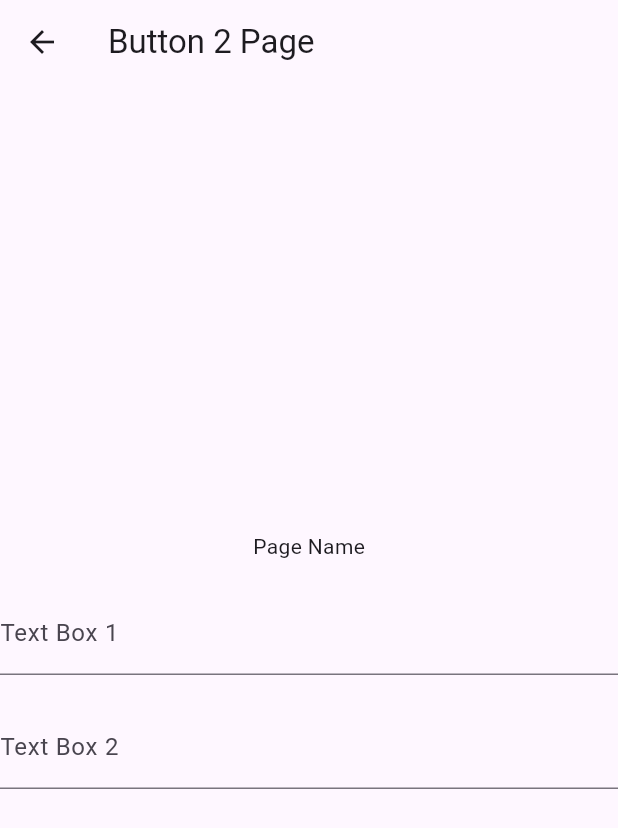
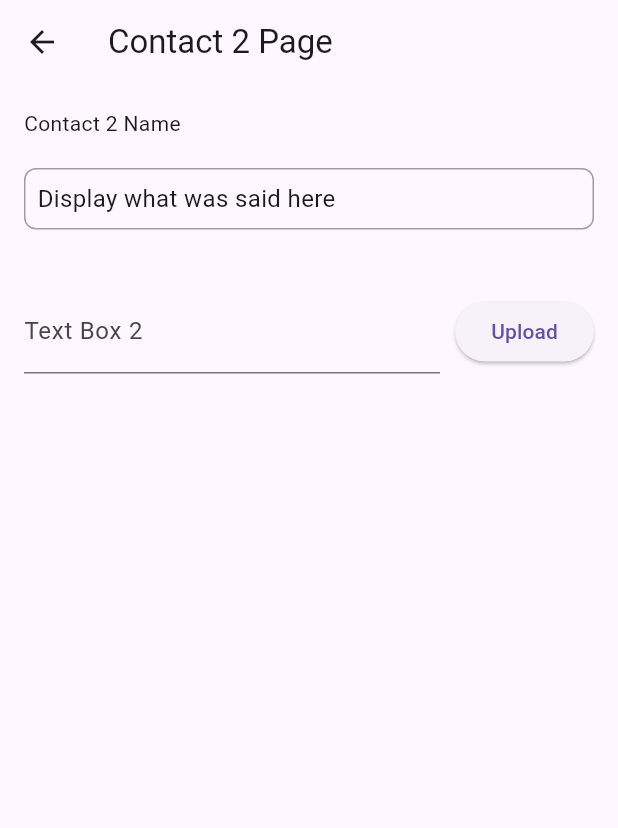
Before and after one commit to jibunorp2/ASE-485-Group-Project, a Flutter app: the SecondPage screen opened directly, after a tap on "Contact 2", on a phone screen of 412 x 824 dp. Shown: the top 828 px of the screen. Run offline on Flutter 3.47's test engine with Material 3 defaults, Android fonts, the phone set to English and light mode, and no system bars.

Commit message:
A bit more progress

```diff
--- a/bookme/lib/main.dart
+++ b/bookme/lib/main.dart
@@ -1,34 +1,38 @@
 import 'package:flutter/material.dart';
 
 void main() {
-  runApp(MyApp());
+  runApp(const MyApp());
 }
 
 class MyApp extends StatelessWidget {
+  const MyApp({super.key});
+
   @override
   Widget build(BuildContext context) {
-    return MaterialApp(
+    return const MaterialApp(
       home: HomePage(),
     );
   }
 }
 
 class HomePage extends StatelessWidget {
+  const HomePage({super.key});
+
   @override
   Widget build(BuildContext context) {
     return Scaffold(
       appBar: AppBar(
-        title: Text('Home Page'),
+        title: const Text('Login/Register Page'),
       ),
       body: Center(
         child: ElevatedButton(
           onPressed: () {
             Navigator.push(
               context,
-              MaterialPageRoute(builder: (context) => SecondPage()),
+              MaterialPageRoute(builder: (context) => const SecondPage()),
             );
           },
-          child: Text('Go to Second Page'),
+          child: const Text('Log In'),
         ),
       ),
     );
@@ -36,104 +40,115 @@ class HomePage extends StatelessWidget {
 }
 
 class SecondPage extends StatelessWidget {
+  const SecondPage({super.key});
+
   @override
   Widget build(BuildContext context) {
     return Scaffold(
       appBar: AppBar(
-        title: Text('Second Page'),
+        title: const Text('Contacts'),
       ),
       body: Center(
         child: Column(
           mainAxisAlignment: MainAxisAlignment.center,
           children: [
-            Text('Page Name'),
-            SizedBox(height: 20),
+            const Text('Contacts'),
+            const SizedBox(height: 20),
             ElevatedButton(
               onPressed: () {
                 Navigator.push(
                   context,
                   MaterialPageRoute(
-                      builder: (context) => ThirdPage(buttonNumber: 1)),
+                      builder: (context) => const ThirdPage(buttonNumber: 1)),
                 );
               },
-              child: Text('Contact 1'),
+              child: const Text('Contact 1'),
             ),
-            SizedBox(height: 10),
+            const SizedBox(height: 10),
             ElevatedButton(
               onPressed: () {
                 Navigator.push(
                   context,
                   MaterialPageRoute(
-                      builder: (context) => ThirdPage(buttonNumber: 2)),
+                      builder: (context) => const ThirdPage(buttonNumber: 2)),
                 );
               },
-              child: Text('Contact 2'),
+              child: const Text('Contact 2'),
             ),
-            SizedBox(height: 10),
-            ElevatedButton(
+            // ... (Other buttons for contacts)
+          ],
+        ),
+      ),
+      floatingActionButton: FloatingActionButton(
         onPressed: () {
           Navigator.push(
             context,
-                  MaterialPageRoute(
-                      builder: (context) => ThirdPage(buttonNumber: 3)),
+            MaterialPageRoute(builder: (context) => const NewContactPage()),
           );
         },
-              child: Text('Contact 3'),
+        child: const Icon(Icons.add),
       ),
-            SizedBox(height: 10),
+    );
+  }
+}
+
+class ThirdPage extends StatelessWidget {
+  final int buttonNumber;
+
+  const ThirdPage({Key? key, required this.buttonNumber}) : super(key: key);
+
+  @override
+  Widget build(BuildContext context) {
+    return Scaffold(
+      appBar: AppBar(
+        title: Text('Contact $buttonNumber Page'),
+      ),
+      body: Padding(
+        padding: const EdgeInsets.all(16.0),
+        child: Column(
+          mainAxisAlignment: MainAxisAlignment.start,
+          crossAxisAlignment: CrossAxisAlignment.stretch,
+          children: [
+            // Name field at the top
+            Text('Contact $buttonNumber Name'),
+
+            const SizedBox(height: 20),
+
+            // Display area for what was said
+            Container(
+              decoration: BoxDecoration(
+                border: Border.all(color: Colors.grey),
+                borderRadius: BorderRadius.circular(8.0),
+              ),
+              padding: const EdgeInsets.all(8.0),
+              child: const Text(
+                'Display what was said here',
+                style: TextStyle(fontSize: 16.0),
+              ),
+            ),
+
+            const SizedBox(height: 20),
+
+            // Text input box at the bottom
+
+            const SizedBox(height: 20),
+
+            // Upload button beside the text input box
+            Row(
+              children: [
+                const Expanded(
+                  child: TextField(
+                    decoration: InputDecoration(labelText: 'Text Box 2'),
+                  ),
+                ),
+                const SizedBox(width: 10),
                 ElevatedButton(
                   onPressed: () {
-                Navigator.push(
-                  context,
-                  MaterialPageRoute(
-                      builder: (context) => ThirdPage(buttonNumber: 4)),
-                );
+                    // Implement your upload logic here
                   },
-              child: Text('Contact 4'),
+                  child: const Text('Upload'),
                 ),
-            SizedBox(height: 10),
-            ElevatedButton(
-              onPressed: () {
-                Navigator.push(
-                  context,
-                  MaterialPageRoute(
-                      builder: (context) => ThirdPage(buttonNumber: 5)),
-                );
-              },
-              child: Text('Contact 5'),
-            ),
-            SizedBox(height: 10),
-            ElevatedButton(
-              onPressed: () {
-                Navigator.push(
-                  context,
-                  MaterialPageRoute(
-                      builder: (context) => ThirdPage(buttonNumber: 6)),
-                );
-              },
-              child: Text('Contact 6'),
-            ),
-            SizedBox(height: 10),
-            ElevatedButton(
-              onPressed: () {
-                Navigator.push(
-                  context,
-                  MaterialPageRoute(
-                      builder: (context) => ThirdPage(buttonNumber: 7)),
-                );
-              },
-              child: Text('Contact 7'),
-            ),
-            SizedBox(height: 10),
-            ElevatedButton(
-              onPressed: () {
-                Navigator.push(
-                  context,
-                  MaterialPageRoute(
-                      builder: (context) => ThirdPage(buttonNumber: 8)),
-                );
-              },
-              child: Text('Contact 8'),
+              ],
             ),
           ],
         ),
@@ -142,30 +157,22 @@ class SecondPage extends StatelessWidget {
   }
 }
 
-class ThirdPage extends StatelessWidget {
-  final int buttonNumber;
-
-  ThirdPage({required this.buttonNumber});
+class NewContactPage extends StatelessWidget {
+  const NewContactPage({super.key});
 
   @override
   Widget build(BuildContext context) {
     return Scaffold(
       appBar: AppBar(
-        title: Text('Button $buttonNumber Page'),
+        title: const Text('Add Contact'),
       ),
-      body: Center(
+      body: const Center(
         child: Column(
           mainAxisAlignment: MainAxisAlignment.center,
           children: [
-            Text('Page Name'),
+            Text('Add a New Contact'),
             SizedBox(height: 20),
-            TextField(
-              decoration: InputDecoration(labelText: 'Text Box 1'),
-            ),
-            SizedBox(height: 20),
-            TextField(
-              decoration: InputDecoration(labelText: 'Text Box 2'),
-            ),
+            // Add form fields or UI for adding a new contact
           ],
         ),
       ),
```
Lines whose indentation alone changed are shown as unchanged.
